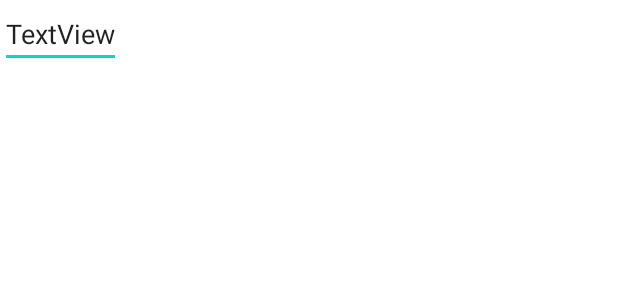
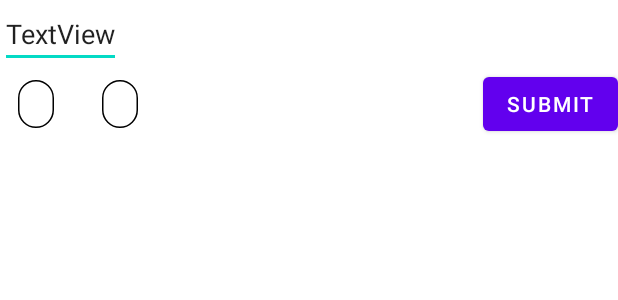
Before and after one commit to indongzz/todo_app, an Android app: the layout home_bottom_sheet.xml on its own in the app's theme, with its tools: preview values and no code run, on a phone screen of 412 x 824 dp. Shown: the top 300 px of the screen. Run offline under Robolectric (Android 15) with nearby library versions, the phone set to English and light mode, and no system bars.

Commit message:
1. insert data from BottomSheetFragment 2. optimize switchMap logic in MainListViewModel.kt

```diff
--- a/app/src/main/java/com/todo/android/TodoApplication.kt
+++ b/app/src/main/java/com/todo/android/TodoApplication.kt
@@ -1,9 +1,14 @@
 package com.todo.android
 
 import android.app.Application
+import com.jakewharton.threetenabp.AndroidThreeTen
 import com.todo.android.datebase.TodoDatabase
 
 class TodoApplication : Application() {
     val database by lazy { TodoDatabase.getDatabase(this) }
     val repository by lazy { TodoRepository(database.todoDao()) }
+
+    init {
+        AndroidThreeTen.init(this)
+    }
 }
--- a/app/src/main/java/com/todo/android/datebase/DateTimeConverter.kt
+++ b/app/src/main/java/com/todo/android/datebase/DateTimeConverter.kt
@@ -2,14 +2,14 @@ package com.todo.android.datebase
 
 import androidx.room.TypeConverter
 import org.threeten.bp.LocalDate
-import org.threeten.bp.LocalDateTime
+import org.threeten.bp.LocalTime
 
 class DateTimeConverter {
     @TypeConverter
-    fun toDateTime(str: String?): LocalDateTime? = str?.let { LocalDateTime.parse(it) }
+    fun toDateTime(str: String?): LocalTime? = str?.let { LocalTime.parse(it) }
 
     @TypeConverter
-    fun toDateTimeString(date: LocalDateTime?): String = date.toString()
+    fun toDateTimeString(date: LocalTime?): String = date.toString()
 
     @TypeConverter
     fun toDate(str: String?): LocalDate? = str?.let { LocalDate.parse(it) }
--- a/app/src/main/java/com/todo/android/datebase/TodoDao.kt
+++ b/app/src/main/java/com/todo/android/datebase/TodoDao.kt
@@ -15,9 +15,9 @@ interface TodoDao {
     @Query("DELETE FROM todolist")
     fun deleteAll()
 
-    @Query("SELECT * FROM todolist ORDER BY startTime")
+    @Query("SELECT * FROM todolist ORDER BY baseDate, time")
     fun findAll(): LiveData<List<Item.ContentEntity>>
 
     @Query("SELECT baseDate FROM todolist GROUP BY baseDate")
-    fun getBaseDateAll(): List<Item.Calender>
+    fun getBaseDateAll(): List<Item.Calendar>
 }
--- a/app/src/main/res/layout/fragment_main_list.xml
+++ b/app/src/main/res/layout/fragment_main_list.xml
@@ -16,7 +16,8 @@
         <androidx.recyclerview.widget.RecyclerView
             android:id="@+id/recycler_main"
             android:layout_width="match_parent"
-            android:layout_height="match_parent" />
+            android:layout_height="match_parent"
+            android:clipToPadding="false"/>
 
     </androidx.constraintlayout.widget.ConstraintLayout>
 
--- a/app/src/main/res/layout/home_bottom_sheet.xml
+++ b/app/src/main/res/layout/home_bottom_sheet.xml
@@ -1,16 +1,65 @@
 <?xml version="1.0" encoding="utf-8"?>
-<androidx.constraintlayout.widget.ConstraintLayout xmlns:android="http://schemas.android.com/apk/res/android"
+
+<layout xmlns:android="http://schemas.android.com/apk/res/android"
     xmlns:app="http://schemas.android.com/apk/res-auto"
-    xmlns:tools="http://schemas.android.com/tools"
-    android:layout_width="match_parent"
-    android:layout_height="match_parent"
-    app:layout_behavior="com.google.android.material.bottomsheet.BottomSheetBehavior"
-    >
+    xmlns:tools="http://schemas.android.com/tools">
 
-    <EditText android:id="@+id/textView2"
-        android:layout_width="wrap_content"
+    <data>
+        <variable
+            name="viewModel"
+            type="com.todo.android.home.dialog.HomeBottomSheetViewModel" />
+    </data>
+
+    <androidx.constraintlayout.widget.ConstraintLayout
+        android:layout_width="match_parent"
         android:layout_height="wrap_content"
-        android:text="TextView">
-        <requestFocus/>
-    </EditText>
-</androidx.constraintlayout.widget.ConstraintLayout>
+        app:layout_behavior="com.google.android.material.bottomsheet.BottomSheetBehavior">
+
+        <EditText
+            android:id="@+id/title"
+            android:layout_width="wrap_content"
+            android:layout_height="wrap_content"
+            android:text="TextView"
+            app:layout_constraintStart_toStartOf="parent"
+            app:layout_constraintTop_toTopOf="parent">
+
+            <requestFocus />
+        </EditText>
+
+        <com.google.android.material.chip.ChipGroup
+            android:layout_width="wrap_content"
+            android:layout_height="wrap_content"
+            app:layout_constraintStart_toStartOf="parent"
+            app:layout_constraintTop_toBottomOf="@+id/title">
+
+            <com.google.android.material.chip.Chip
+                android:id="@+id/chip_date"
+                android:layout_width="wrap_content"
+                android:layout_height="wrap_content"
+                android:onClick="@{(view) -> viewModel.onDateChipClicked(view)}"
+                android:text="@{viewModel.dateValue}"
+                app:chipBackgroundColor="@color/white"
+                app:chipStrokeColor="@color/black"
+                app:chipStrokeWidth="1dp" />
+
+            <com.google.android.material.chip.Chip
+                android:id="@+id/chip_time"
+                android:layout_width="wrap_content"
+                android:layout_height="wrap_content"
+                android:onClick="@{(view) -> viewModel.onTimeChipClicked(view)}"
+                android:text="@{viewModel.timeValue}"
+                app:chipBackgroundColor="@color/white"
+                app:chipStrokeColor="@color/black"
+                app:chipStrokeWidth="1dp" />
+        </com.google.android.material.chip.ChipGroup>
+
+        <Button
+            android:id="@+id/submit"
+            android:layout_width="wrap_content"
+            android:layout_height="wrap_content"
+            android:text="Submit"
+            android:onClick="@{(view) -> viewModel.submit(view)}"
+            app:layout_constraintBottom_toBottomOf="parent"
+            app:layout_constraintEnd_toEndOf="parent" />
+    </androidx.constraintlayout.widget.ConstraintLayout>
+</layout>
```
Also changed, not shown: app/src/main/java/com/todo/android/datebase/ContentEntity.kt (+14 -16 lines), app/src/main/java/com/todo/android/datebase/TodoDatabase.kt (+5 -4 lines), app/src/main/java/com/todo/android/home/HomeActivity.kt (+3 -4 lines), app/src/main/java/com/todo/android/home/TodoListAdapter.kt (+44 -1 lines), app/src/main/java/com/todo/android/home/TodoViewHolder.kt (+13 -7 lines), app/src/main/java/com/todo/android/home/dialog/HomeBottomSheetFragment.kt (+15 -4 lines), app/src/main/java/com/todo/android/home/dialog/HomeBottomSheetViewModel.kt (added, +61 -0 lines), app/src/main/java/com/todo/android/home/main/MainListFragment.kt (+10 -3 lines), app/src/main/java/com/todo/android/home/main/MainListViewModel.kt (+12 -14 lines), app/src/main/res/layout/date_content.xml (+11 -6 lines), app/src/main/res/layout/todo_content.xml (+4 -3 lines), app/src/main/res/values/themes.xml (+7 -0 lines).
